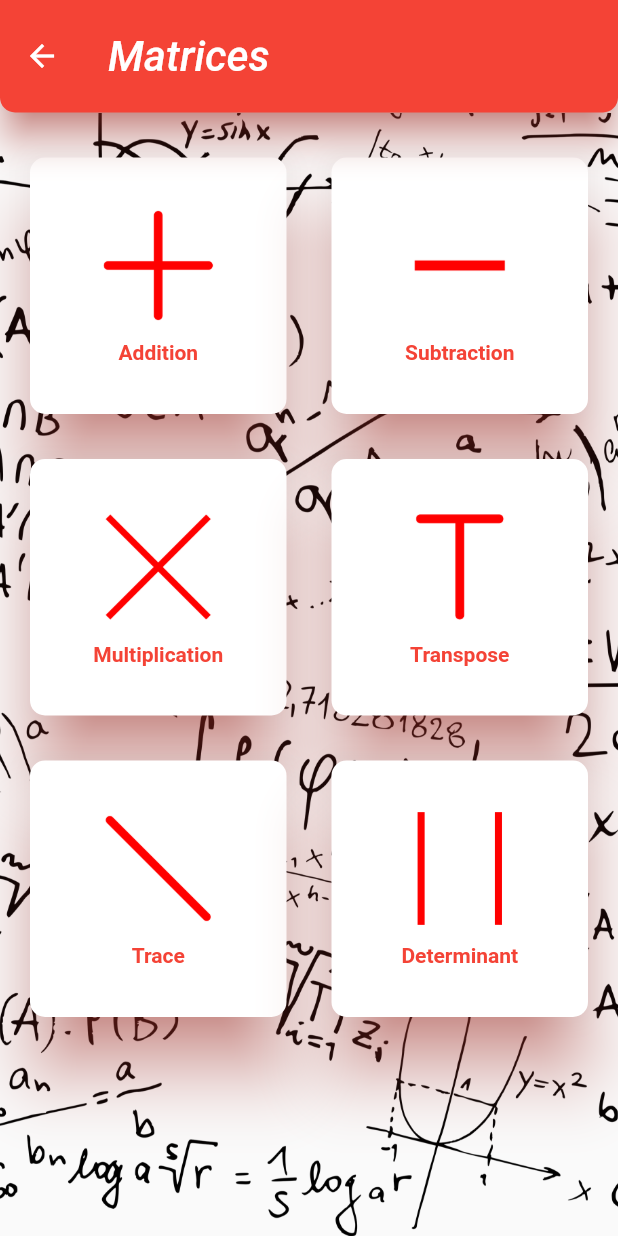
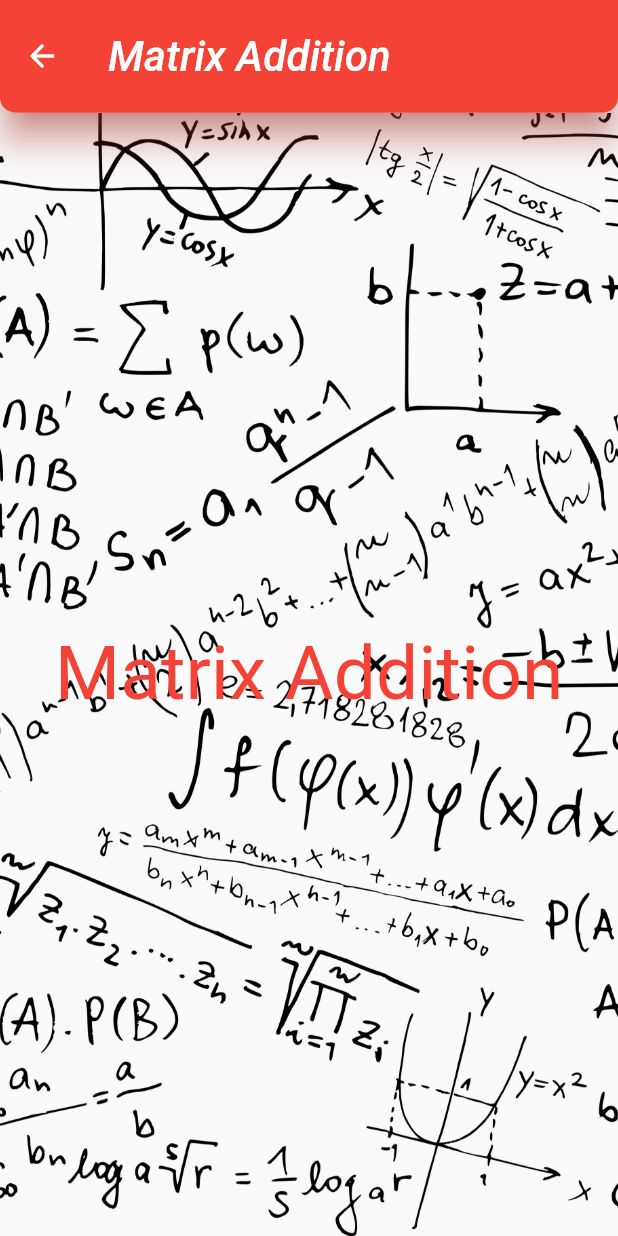
Before and after one commit to JashLimbasiya/linear_algebra, a Flutter app: the MatricesList screen opened by its route, after a tap on "Addition", on a phone screen of 412 x 824 dp. Run offline on Flutter 3.47's test engine with Material 2 defaults, Android fonts, the phone set to English and light mode, and no system bars.

Commit message:
22_04_2023

```diff
--- a/lib/main.dart
+++ b/lib/main.dart
@@ -14,8 +14,16 @@ import 'package:linear_algebra/screens/geometry/rhombus/rhombus.dart';
 import 'package:linear_algebra/screens/geometry/sphere/sphere.dart';
 import 'package:linear_algebra/screens/geometry/square/square.dart';
 import 'package:linear_algebra/screens/geometry/trapezoid/trapezoid.dart';
+import 'package:linear_algebra/screens/linear_system/gaussian_elimination/gaussian_elimination.dart';
+import 'package:linear_algebra/screens/linear_system/gaussian_jorden/gaussian_jorden.dart';
 import 'package:linear_algebra/screens/linear_system/linear_system_list.dart';
 import 'package:linear_algebra/screens/matrices/matrices_list.dart';
+import 'package:linear_algebra/screens/matrices/matrix_addition/matrix_addition.dart';
+import 'package:linear_algebra/screens/matrices/matrix_determinant/matrix_determinant.dart';
+import 'package:linear_algebra/screens/matrices/matrix_multiplication/matrix_multiplication.dart';
+import 'package:linear_algebra/screens/matrices/matrix_subtraction/matrix_subtraction.dart';
+import 'package:linear_algebra/screens/matrices/matrix_trace/matrix_trace.dart';
+import 'package:linear_algebra/screens/matrices/matrix_transpose/matrix_transpose.dart';
 import 'package:linear_algebra/screens/splash_screen.dart';
 import 'package:linear_algebra/screens/vector_spaces/angle/angle.dart';
 import 'package:linear_algebra/screens/vector_spaces/orthogonal_vectors/orthogonal_vectors.dart';
@@ -69,6 +77,14 @@ class _MyAppState extends State<MyApp> {
         'rhombus': (context) => const Rhombus(),
         'parallelogram': (context) => const Parallelogram(),
         'trapezoid': (context) => const Trapeziod(),
+        'gaussian_jorden': (context) => const GaussianJorden(),
+        'gaussian_elimination': (context) => const GaussianElimination(),
+        'matrix_determinant': (context) => const MatrixDeterminant(),
+        'matrix_trace': (context) => const MatrixTrace(),
+        'matrix_transpose': (context) => const MatrixTranspose(),
+        'matrix_multiplication': (context) => const MatrixMultiplication(),
+        'matrix_subtraction': (context) => const MatrixSubtraction(),
+        'matrix_addition': (context) => const MatrixAddition(),
         'vector_addition': (context) => const VectorAddition(),
         'vector_subtraction': (context) => const VectorSubtraction(),
         'vector_scalar_product': (context) => const VectorScalarProduct(),
--- a/lib/screens/feedback.dart
+++ b/lib/screens/feedback.dart
@@ -206,7 +206,7 @@ class _FeedbackScreenState extends State<FeedbackScreen> {
                             ),
                             onPressed: () {
                               if (_formfield.currentState!.validate()) {
-                                Navigator.push(context,
+                                Navigator.pushReplacement(context,
                                     MaterialPageRoute(builder: (context) => const HomeScreen()));
                               }
                             },
--- a/lib/screens/linear_system/linear_system_list.dart
+++ b/lib/screens/linear_system/linear_system_list.dart
@@ -50,9 +50,9 @@ class _LinearSystemListState extends State<LinearSystemList> {
             mainAxisSpacing: 10,
             crossAxisCount: 2,
             children: <Widget>[
-              CardView("Gaussian Jorden", 'lib/assets/images/linear_system/equation.png','ls'),
+              CardView("Gaussian Jorden", 'lib/assets/images/linear_system/equation.png','gaussian_jorden'),
               CardView(
-                  "Gaussian Elimination", 'lib/assets/images/linear_system/equation.png','ls'),
+                  "Gaussian Elimination", 'lib/assets/images/linear_system/equation.png','gaussian_elimination'),
             ],
           ),
         ),
--- a/lib/screens/matrices/matrices_list.dart
+++ b/lib/screens/matrices/matrices_list.dart
@@ -50,12 +50,12 @@ class _MatricesListState extends State<MatricesList> {
             mainAxisSpacing: 10,
             crossAxisCount: 2,
             children: <Widget>[
-              CardView("Addition", 'lib/assets/images/matrices/addition.png','m'),
-              CardView("Subtraction", 'lib/assets/images/matrices/subtraction.png','m'),
-              CardView("Multiplication", 'lib/assets/images/matrices/multiplication.png','m'),
-              CardView("Transpose", 'lib/assets/images/matrices/transpose.png','m'),
-              CardView("Trace", 'lib/assets/images/matrices/trace.png','m'),
-              CardView("Determinant", 'lib/assets/images/matrices/determinant.png','m'),
+              CardView("Addition", 'lib/assets/images/matrices/addition.png','matrix_addition'),
+              CardView("Subtraction", 'lib/assets/images/matrices/subtraction.png','matrix_subtraction'),
+              CardView("Multiplication", 'lib/assets/images/matrices/multiplication.png','matrix_multiplication'),
+              CardView("Transpose", 'lib/assets/images/matrices/transpose.png','matrix_transpose'),
+              CardView("Trace", 'lib/assets/images/matrices/trace.png','matrix_trace'),
+              CardView("Determinant", 'lib/assets/images/matrices/determinant.png','matrix_determinant'),
             ],
           ),
         ),
--- /dev/null
+++ b/lib/screens/matrices/matrix_addition/matrix_addition.dart
@@ -0,0 +1,53 @@
+import 'package:flutter/material.dart';
+
+class MatrixAddition extends StatefulWidget {
+  const MatrixAddition({super.key});
+
+  @override
+  State<MatrixAddition> createState() => _MatrixAdditionState();
+}
+
+class _MatrixAdditionState extends State<MatrixAddition> {
+  @override
+  Widget build(BuildContext context) {
+    return SafeArea(
+      child: Scaffold(
+        appBar: AppBar(
+          toolbarHeight: 75,
+          shadowColor: Colors.red,
+          backgroundColor: Colors.red,
+          elevation: 10,
+          shape: const RoundedRectangleBorder(
+            borderRadius: BorderRadius.only(
+                bottomLeft: Radius.circular(10),
+                bottomRight: Radius.circular(10)),
+          ),
+          title: Row(
+            mainAxisAlignment: MainAxisAlignment.start,
+            children: const [
+              Text(
+                "Matrix Addition",
+                style: TextStyle(
+                  color: Colors.white,
+                  fontSize: 28,
+                  fontStyle: FontStyle.italic,
+                ),
+              ),
+            ],
+          ),
+        ),
+        body: Container(
+          decoration: const BoxDecoration(
+            image: DecorationImage(
+              image: AssetImage('lib/assets/images/background.png'),
+              fit: BoxFit.cover,
+            ),
+          ),
+          child: const Center(
+              child: Text("Matrix Addition",
+                  style: TextStyle(fontSize: 50, color: Colors.red))),
+        ),
+      ),
+    );
+  }
+}
```
Also changed, not shown: lib/screens/linear_system/gaussian_elimination/gaussian_elimination.dart (added, +53 -0 lines), lib/screens/linear_system/gaussian_jorden/gaussian_jorden.dart (added, +53 -0 lines), lib/screens/matrices/matrix_determinant/matrix_determinant.dart (added, +53 -0 lines), lib/screens/matrices/matrix_multiplication/matrix_multiplication.dart (added, +53 -0 lines), lib/screens/matrices/matrix_subtraction/matrix_subtraction.dart (added, +53 -0 lines), lib/screens/matrices/matrix_trace/matrix_trace.dart (added, +53 -0 lines), lib/screens/matrices/matrix_transpose/matrix_transpose.dart (added, +53 -0 lines).
